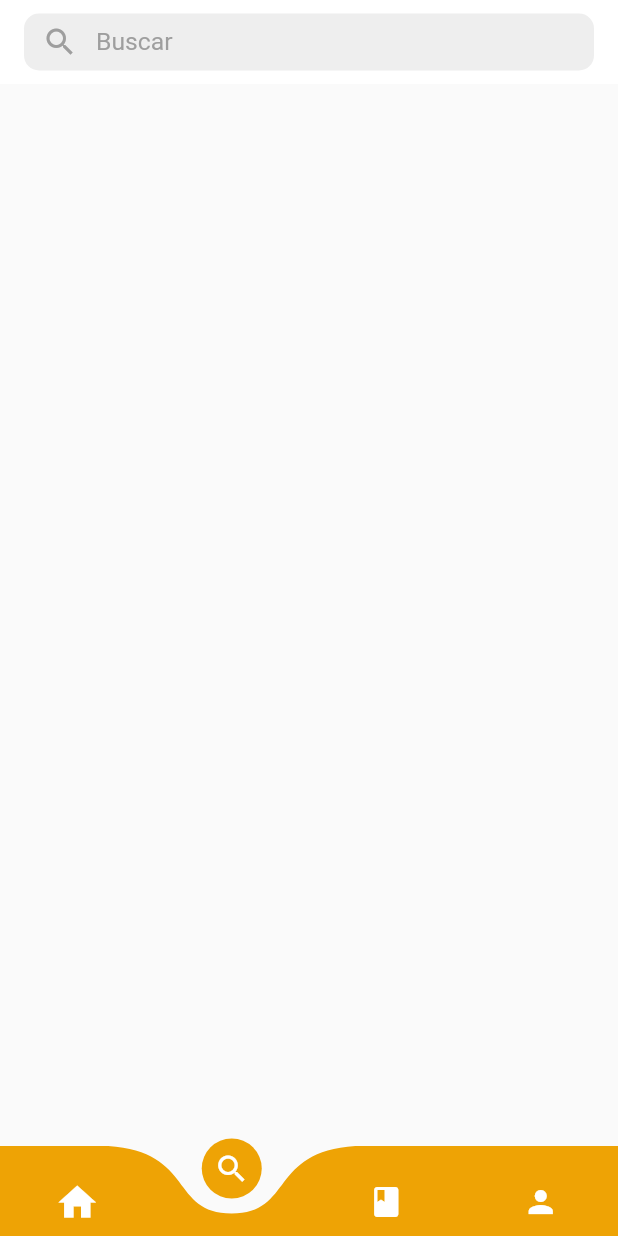
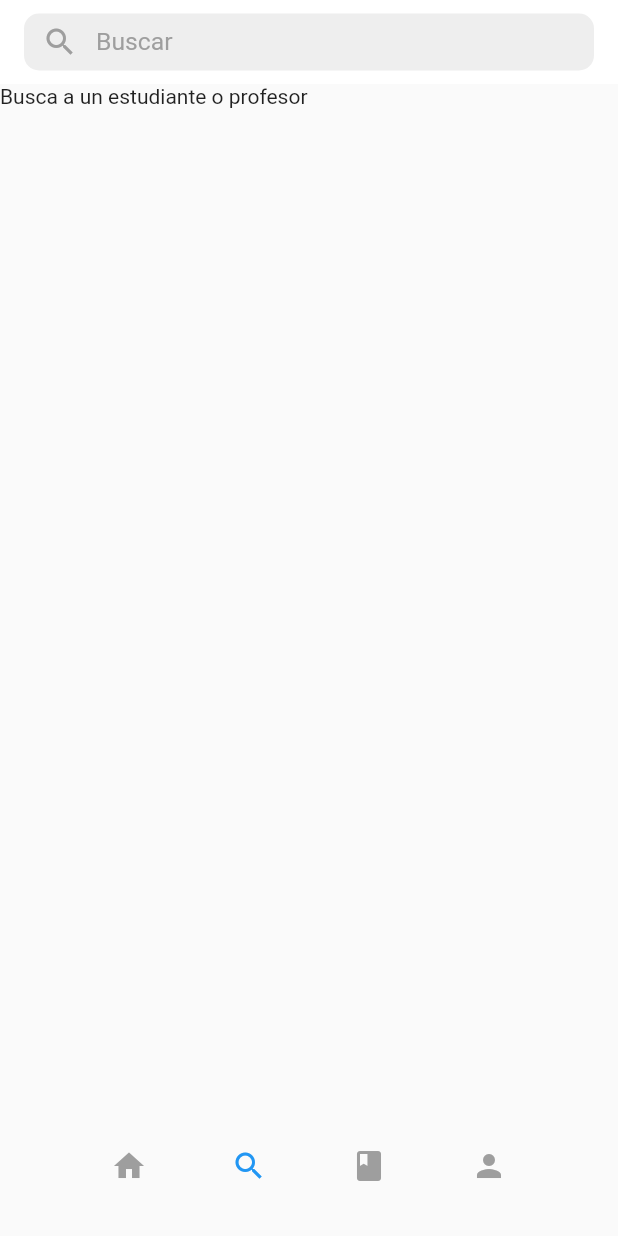
Before and after one commit to AlexMolina08/Swad, a Flutter app: the NavigationLayer screen opened by its route, item 2 of the bottom bar chosen, on a phone screen of 412 x 824 dp. Run offline on Flutter 3.47's test engine with Material 2 defaults, Android fonts, the phone set to English and light mode, and no system bars; drawn by our look-alikes of curved_navigation_bar, dot_navigation_bar; our stand-ins replace carousel_slider, flutter_riverpod; missing offline and left inert: flutter_gradient_colors, list_treeview, xml2json.

```diff
--- a/lib/presentation/navigationLayer/navigation_layer.dart
+++ b/lib/presentation/navigationLayer/navigation_layer.dart
@@ -47,7 +47,7 @@ class _NavigationLayerState extends State<NavigationLayer> {
           backgroundColor: Colors.white,
           bottomNavigationBar: Consumer(
             builder: (context, ref, child) {
-              return SwadNavigationBar(
+              return SwadNavBar(
                 key: globalKey,
                 onTap: (newIndex) {
                   ref.watch(pageIndexProvider).update(newIndex);
--- a/lib/presentation/navigationLayer/widgets.dart
+++ b/lib/presentation/navigationLayer/widgets.dart
@@ -1,42 +1,54 @@
 import 'package:curved_navigation_bar/curved_navigation_bar.dart';
+import 'package:dot_navigation_bar/dot_navigation_bar.dart';
+
 import 'package:flutter/material.dart';
 import 'package:flutter_riverpod/flutter_riverpod.dart';
 import 'package:untitled/providers/page_index_provider.dart';
 import 'package:untitled/utilities/constants.dart' as constants;
 
-import 'navigation_layer.dart';
+class SwadNavBar extends ConsumerWidget {
+  const SwadNavBar({Key? key, required this.onTap}) : super(key: key);
 
-class SwadNavigationBar extends ConsumerWidget {
-  const SwadNavigationBar({Key? key , required this.onTap}) : super(key: key);
-
-  final void Function(int)? onTap; // funcion  que recibe como parametro el index
+  final void Function(int)?
+      onTap; // funcion  que recibe como parametro el index
   // del icon seleccionado
 
   @override
   Widget build(BuildContext context, WidgetRef ref) {
-    return CurvedNavigationBar(
-      backgroundColor: Colors.transparent,
-      animationDuration: Duration(milliseconds: 300),
-      color: Color(0xffEEA305),
-      items: navigationBarIcons(),
-      height: constants.kNavBarHeight,
+    return DotNavigationBar(
+      enableFloatingNavBar: true,
+      backgroundColor: const Color(0xfffafafa),
+      dotIndicatorColor: Colors.transparent,
       onTap: onTap,
       // obtener el index actual
-      index: ref.watch(pageIndexProvider).index,
+      currentIndex: ref.watch(pageIndexProvider).index,
+      items: navigationBarIcons(),
     );
   }
 }
-
-List<Widget> navigationBarIcons() {
+/// Return a list with navBar icons
+List<DotNavigationBarItem> navigationBarIcons() {
   const Color iconColor = Colors.white;
-  return const <Widget>[
-    Icon(
-      Icons.home,
-      size: 30,
-      color: iconColor,
+  return <DotNavigationBarItem>[
+    DotNavigationBarItem(
+      unselectedColor: Colors.grey,
+      icon: const Icon(
+        Icons.home,
+      ),
     ),
-    Icon(Icons.search, color: iconColor),
-    Icon(Icons.book, color: iconColor),
-    Icon(Icons.person, color: iconColor)
+    DotNavigationBarItem(
+      unselectedColor: Colors.grey,
+      icon: const Icon(Icons.search),
+      selectedColor: Colors.blue
+    ),
+    DotNavigationBarItem(
+        unselectedColor: Colors.grey,
+        icon: const Icon(Icons.book),
+      selectedColor: Colors.amber
+    ),
+    DotNavigationBarItem(
+      unselectedColor: Colors.grey,
+      icon: const Icon(Icons.person),
+    )
   ];
 }
--- a/lib/presentation/search/explore_appbar.dart
+++ b/lib/presentation/search/explore_appbar.dart
@@ -10,6 +10,8 @@ class ExploreAppBar extends StatelessWidget {
   @override
   Widget build(BuildContext context) {
     return SliverAppBar(
+
+      floating: true,
       backgroundColor: Colors.white,
       automaticallyImplyLeading: false,
       title: Container(
--- a/lib/presentation/search/matches_grid.dart
+++ b/lib/presentation/search/matches_grid.dart
@@ -9,14 +9,18 @@ import 'package:flutter/material.dart';
 import 'package:untitled/models/user_model.dart';
 import 'package:untitled/states/search_state.dart';
 
-
-class MatchesGrid extends StatelessWidget {
-  final SearchState searchState;
+class MatchesGrid extends StatefulWidget {
+  final SearchLoaded searchState;
   const MatchesGrid({
     required this.searchState,
     Key? key,
   }) : super(key: key);
 
+  @override
+  State<MatchesGrid> createState() => _MatchesGridState();
+}
+
+class _MatchesGridState extends State<MatchesGrid> {
   @override
   Widget build(BuildContext context) {
     final size = MediaQuery.of(context).size;
@@ -27,18 +31,15 @@ class MatchesGrid extends StatelessWidget {
 
     /// si la búsqueda ha sido exitosa , obtener el numero de usuarios
     /// y la lista (puede estar vacía)
-    if (searchState is SearchLoaded) {
-      var loaded = searchState as SearchLoaded;
-      numUsers = loaded.numUsers;
-      usersMatchedList = loaded.users;
 
-      /// En otro caso , devolver lista vacía
-    } else {
-      numUsers = 0;
-      usersMatchedList = List.empty();
-    }
+    numUsers = widget.searchState.numUsers ?? 0;
+    usersMatchedList = widget.searchState.users;
 
-    return SliverGrid(
+    return usersMatchedList.isEmpty
+        ? SliverToBoxAdapter(
+            child: const Text("Nada por aquí"),
+          )
+        : SliverGrid(
             gridDelegate: SliverGridDelegateWithMaxCrossAxisExtent(
               maxCrossAxisExtent: 200.0,
               mainAxisSpacing: 10.0,
@@ -47,7 +48,8 @@ class MatchesGrid extends StatelessWidget {
             ),
 
             /// metodo para renderizar cada elemento de la lista en el gridview
-      delegate: SliverChildBuilderDelegate((BuildContext context, int index) {
+            delegate:
+                SliverChildBuilderDelegate((BuildContext context, int index) {
               var user = User.fromJson(usersMatchedList[index]);
 
               return Container(
@@ -59,17 +61,21 @@ class MatchesGrid extends StatelessWidget {
                   child: AspectRatio(
                     aspectRatio: 1,
                     child: user.photoUrl != null
-                      ?
-                  Image.network(
+                        ? Padding(
+                      padding: EdgeInsets.all(20.0),
+                          child: Image.network(
                               user.photoUrl,
                               fit: BoxFit.contain,
                               width: cardWidth,
                               height: cardHeight,
+                            ),
                         )
                         : Image(
                             image: AssetImage('resources/no_user_photo.png'),
                             width: cardWidth / 5,
-                          height: cardHeight / 5))),
+                            height: cardHeight / 5),
+                  ),
+                ),
               );
             }, childCount: numUsers),
           );
--- a/lib/presentation/search/search_page.dart
+++ b/lib/presentation/search/search_page.dart
@@ -2,6 +2,7 @@ import 'package:flutter/material.dart';
 import 'package:flutter_riverpod/flutter_riverpod.dart';
 import 'package:untitled/presentation/search/explore_appbar.dart';
 import 'package:untitled/providers/search_provider.dart';
+import 'package:untitled/states/search_state.dart';
 import 'matches_grid.dart';
 
 class SearchPage extends ConsumerStatefulWidget {
@@ -27,14 +28,12 @@ class SearchPageState extends ConsumerState<SearchPage> {
   @override
   Widget build(BuildContext context) {
     final searchState = ref.watch(searchNotifierProvider);
-    var filter = "";
 
     /// Se llama a findUserProvider para obtener coincidencias con el filtro actual
     //AsyncValue<String> searchResults = ref.watch(searchProvider);
 
     return Scaffold(
-      body: SafeArea(
-        child: CustomScrollView(
+      body: CustomScrollView(
         physics: BouncingScrollPhysics(),
         slivers: [
           ExploreAppBar(
@@ -44,12 +43,46 @@ class SearchPageState extends ConsumerState<SearchPage> {
                   .find("0", "0", currentFilter);
             },
           ),
-            MatchesGrid(
-              searchState: searchState,
-            )
+
+
+          showGridView(searchState),
+
         ],
-        ),
       ),
     );
   }
+
+  Widget showGridView(SearchState state){
+
+    switch(state.runtimeType){
+
+      case SearchLoading:
+        return const SliverToBoxAdapter(
+          child: Center(
+            child: CircularProgressIndicator(),
+          ),
+        );
+
+      case SearchError:
+        return const SliverToBoxAdapter(
+          child: Center(
+            child: Icon(Icons.error_outline_sharp),
+          ),
+        );
+
+      case SearchLoaded:
+        return MatchesGrid(
+          searchState: state as SearchLoaded,
+        );
+
+      default:
+        return const SliverToBoxAdapter(
+          child: Text("Busca a un estudiante o profesor"),
+        );
+
+
     }
+
+  }
+
+}
--- a/lib/utilities/utils.dart
+++ b/lib/utilities/utils.dart
@@ -1,5 +1,4 @@
 import 'package:crypto/crypto.dart';
-import 'package:flutter/cupertino.dart';
 import 'package:flutter_gradient_colors/flutter_gradient_colors.dart';
 import 'dart:convert';
 import 'dart:math';
@@ -206,6 +205,8 @@ GradientColors getRandomColor(List<GradientColors> l ) {
   return l[randomIndex];
 }
 
+/// return the bytes passed into KB,MB,GB,... depending
+/// on
 String formatBytes(int bytes, int decimals) {
   if (bytes <= 0) return "0 B";
   const suffixes = ["B", "KB", "MB", "GB", "TB", "PB", "EB", "ZB", "YB"];
--- a/pubspec.yaml
+++ b/pubspec.yaml
@@ -27,6 +27,7 @@ dependencies:
   list_treeview: ^0.3.0
   flutter_swiper_null_safety: ^1.0.2
   cached_network_image: ^3.2.0
+  dot_navigation_bar: ^1.0.1+4
 
 
 
```
Also changed, not shown: pubspec.lock. Lines whose indentation alone changed are shown as unchanged.
